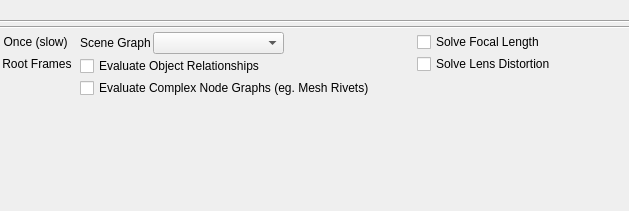
First picture: the form in python/mmSolver/tools/solver/widget/solver_standard_widget.ui, repository david-cattermole/mayaMatchMoveSolver, before the edit; both pictures show x 81 to 710 and y 0 to 211 of the 974 by 211 pixel window.
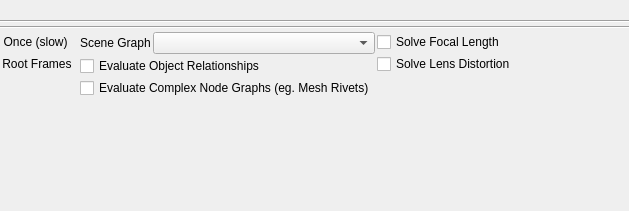
Second picture: the form after the edit.

Commit message:
Solver UI - Hide Scene Graph combo-box from user.
The default value will be 'auto' which will automatically determine the
needed Scene Graph.

Diff of the .ui file:
```diff
--- a/python/mmSolver/tools/solver/widget/solver_standard_widget.ui
+++ b/python/mmSolver/tools/solver/widget/solver_standard_widget.ui
@@ -115,7 +115,7 @@
         <number>2</number>
        </property>
        <item>
-        <layout class="QHBoxLayout" name="sceneGraphMode_layout" stretch="0,0,1">
+        <layout class="QHBoxLayout" name="sceneGraphMode_layout" stretch="0,0">
          <property name="spacing">
           <number>2</number>
          </property>
@@ -136,22 +136,6 @@
            </property>
           </widget>
          </item>
-         <item>
-          <spacer name="horizontalSpacer_2">
-           <property name="orientation">
-            <enum>Qt::Horizontal</enum>
-           </property>
-           <property name="sizeType">
-            <enum>QSizePolicy::Expanding</enum>
-           </property>
-           <property name="sizeHint" stdset="0">
-            <size>
-             <width>10</width>
-             <height>20</height>
-            </size>
-           </property>
-          </spacer>
-         </item>
         </layout>
        </item>
        <item>
```
The commit also changes 3 other files.
